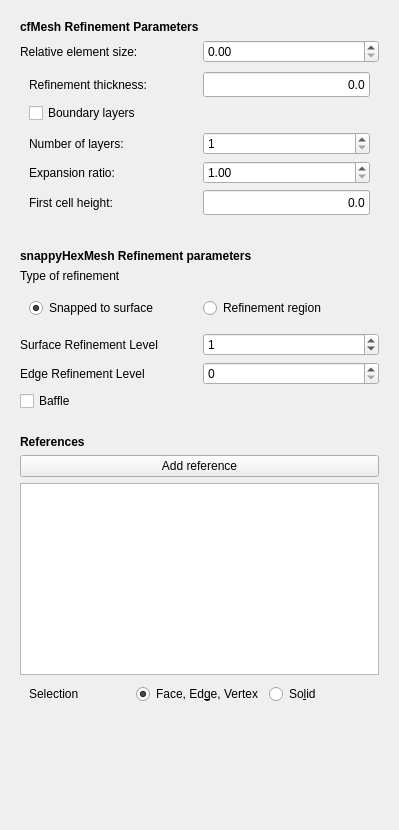
Qt form TaskPanelCfdMeshRegion.ui (hhc2tech/CfdFoam) before a commit.
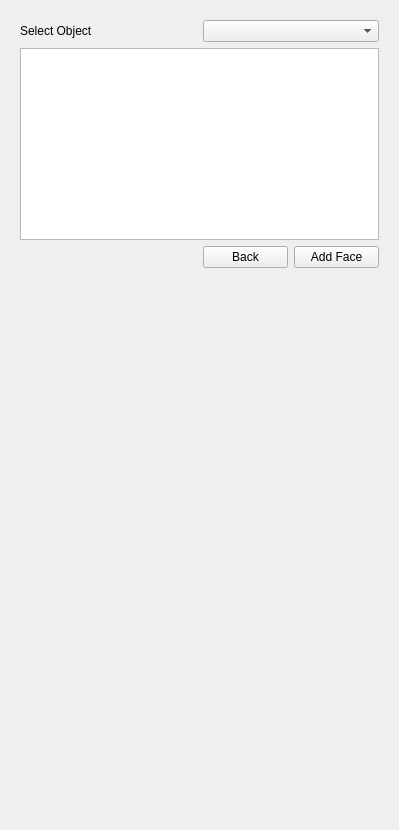
The same form after that commit. The open tabs and pages were chosen to show the change. Custom widgets are drawn as their Qt base class.

Commit message: CFD: added face list functionality to mesh regions

```diff
--- a/TaskPanelCfdMeshRegion.ui
+++ b/TaskPanelCfdMeshRegion.ui
@@ -15,6 +15,13 @@
   </property>
   <layout class="QVBoxLayout" name="verticalLayout">
    <item>
+    <widget class="QStackedWidget" name="stackedWidget">
+     <property name="currentIndex">
+      <number>0</number>
+     </property>
+     <widget class="QWidget" name="page">
+      <layout class="QGridLayout" name="gridLayout_2">
+       <item row="0" column="0">
     <widget class="QFrame" name="cfFrame">
      <property name="frameShape">
       <enum>QFrame::NoFrame</enum>
@@ -271,7 +278,7 @@
      </layout>
     </widget>
    </item>
-   <item>
+       <item row="1" column="0">
     <widget class="QFrame" name="snappyFrame">
      <property name="frameShape">
       <enum>QFrame::NoFrame</enum>
@@ -383,7 +390,7 @@
      <zorder></zorder>
     </widget>
    </item>
-   <item>
+       <item row="2" column="0">
     <widget class="QFrame" name="boundaryFrame_2">
      <property name="sizePolicy">
       <sizepolicy hsizetype="Preferred" vsizetype="Minimum">
@@ -401,17 +408,7 @@
       <number>0</number>
      </property>
      <layout class="QGridLayout" name="gridLayout_5">
-      <item row="2" column="0">
-       <widget class="QListWidget" name="list_References"/>
-      </item>
-      <item row="1" column="0">
-       <widget class="QPushButton" name="pushButton_Reference">
-        <property name="text">
-         <string>Add reference</string>
-        </property>
-       </widget>
-      </item>
-      <item row="0" column="0">
+          <item row="0" column="1">
        <widget class="QLabel" name="label_4">
         <property name="font">
          <font>
@@ -424,7 +421,10 @@
         </property>
        </widget>
       </item>
-      <item row="3" column="0">
+          <item row="2" column="1" colspan="2">
+           <widget class="QListWidget" name="list_References"/>
+          </item>
+          <item row="3" column="1" colspan="2">
        <widget class="QFrame" name="FaceFrame">
         <property name="sizePolicy">
          <sizepolicy hsizetype="Preferred" vsizetype="Minimum">
@@ -476,7 +476,82 @@
         </layout>
        </widget>
       </item>
-     </layout>
+          <item row="1" column="2">
+           <widget class="QPushButton" name="pushButton_Reference">
+            <property name="text">
+             <string>Add reference</string>
+            </property>
+           </widget>
+          </item>
+          <item row="1" column="1">
+           <widget class="QPushButton" name="faceList">
+            <property name="text">
+             <string>Select from list</string>
+            </property>
+           </widget>
+          </item>
+         </layout>
+        </widget>
+       </item>
+      </layout>
+      <zorder>cfFrame</zorder>
+      <zorder>cfFrame</zorder>
+      <zorder>cfFrame</zorder>
+      <zorder>snappyFrame</zorder>
+      <zorder>boundaryFrame_2</zorder>
+     </widget>
+     <widget class="QWidget" name="page_2">
+      <layout class="QGridLayout" name="gridLayout_3">
+       <item row="0" column="0">
+        <layout class="QGridLayout" name="gridLayout_11">
+         <item row="0" column="2" colspan="2">
+          <widget class="QComboBox" name="shapeComboBox"/>
+         </item>
+         <item row="1" column="0" rowspan="3" colspan="4">
+          <widget class="QListWidget" name="faceListWidget">
+           <property name="selectionMode">
+            <enum>QAbstractItemView::ExtendedSelection</enum>
+           </property>
+          </widget>
+         </item>
+         <item row="0" column="0" colspan="2">
+          <widget class="QLabel" name="label_6">
+           <property name="text">
+            <string>Select Object</string>
+           </property>
+          </widget>
+         </item>
+         <item row="4" column="3">
+          <widget class="QPushButton" name="addFaceListFace">
+           <property name="text">
+            <string>Add Face</string>
+           </property>
+          </widget>
+         </item>
+         <item row="4" column="2">
+          <widget class="QPushButton" name="closeListOfFaces">
+           <property name="text">
+            <string>Back</string>
+           </property>
+          </widget>
+         </item>
+        </layout>
+       </item>
+       <item row="1" column="0">
+        <spacer name="verticalSpacer">
+         <property name="orientation">
+          <enum>Qt::Vertical</enum>
+         </property>
+         <property name="sizeHint" stdset="0">
+          <size>
+           <width>20</width>
+           <height>40</height>
+          </size>
+         </property>
+        </spacer>
+       </item>
+      </layout>
+     </widget>
     </widget>
    </item>
    <item>
```
Lines whose indentation alone changed are shown as unchanged. The commit also changes 2 other files.
